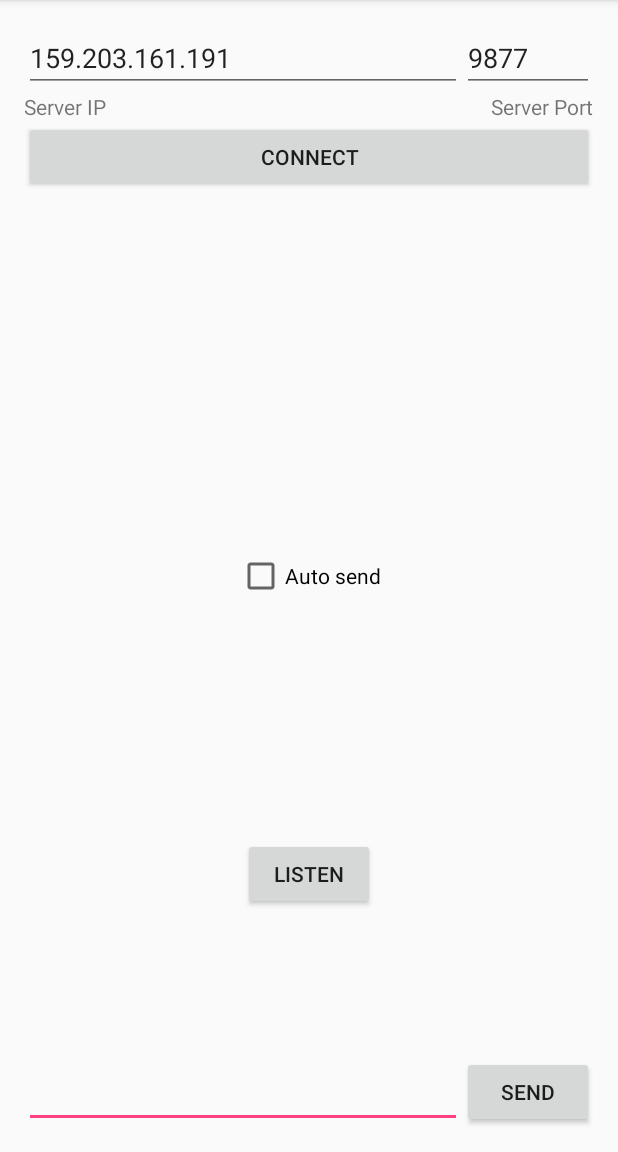
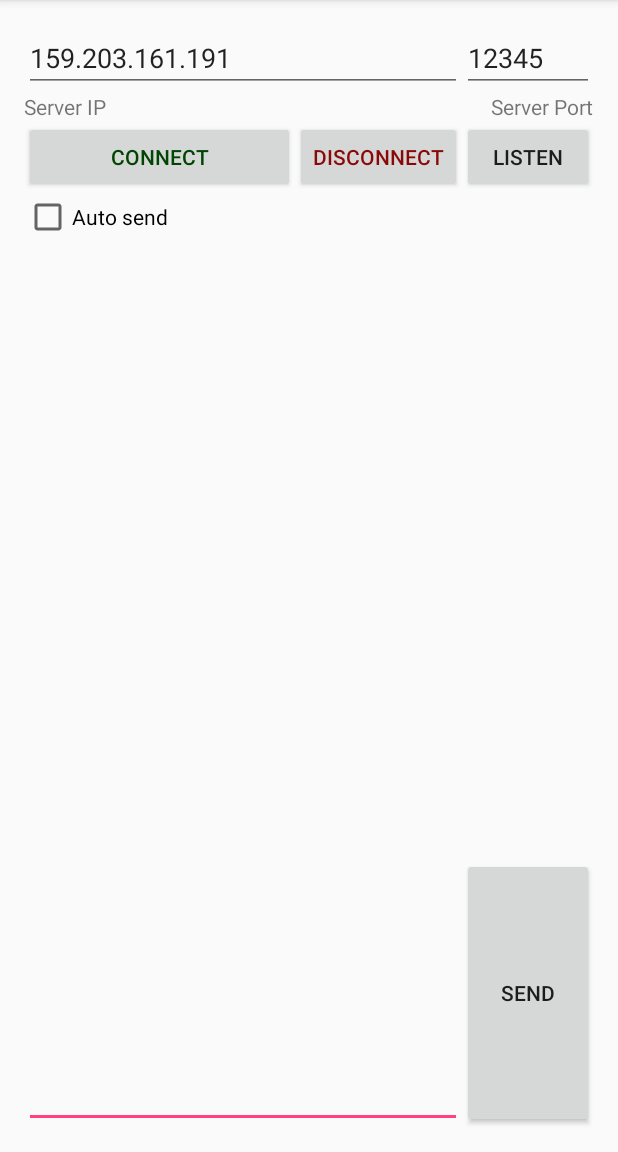
Before and after one commit to bhargavbhegde7/Jarvis, an Android app: the screen it shows after launch (MainActivity), on a phone screen of 412 x 824 dp, the part 84-1236 px from its top. Run offline under Robolectric (Android 15) with nearby library versions, the phone set to English and light mode, and no system bars.

Commit message:
layout changed, and disconnect button added

```diff
--- a/VoiceCommand/app/src/main/java/com/sound/bytes/voicecommand/MainActivity.java
+++ b/VoiceCommand/app/src/main/java/com/sound/bytes/voicecommand/MainActivity.java
@@ -83,6 +83,17 @@ public class MainActivity extends AppCompatActivity {
                 Toast.makeText(getApplicationContext(),"Looks like Connected",Toast.LENGTH_SHORT);
             }
         });
+
+        Button disconnectButton;
+        sendButton = (Button) findViewById(R.id.disconnectButton);
+        sendButton.setOnClickListener(new View.OnClickListener() {
+
+            @Override
+            public void onClick(View v) {
+                //end connection
+                ClientThread.endConnection();
+            }
+        });
     }
 
     public void sendCommand(String command)
--- a/VoiceCommand/app/src/main/res/layout/activity_main.xml
+++ b/VoiceCommand/app/src/main/res/layout/activity_main.xml
@@ -15,24 +15,25 @@
         android:id="@+id/resultString"
         android:layout_alignParentBottom="true"
         android:layout_alignParentStart="true"
-        android:layout_toStartOf="@+id/sendButton" />
+        android:layout_toStartOf="@+id/micButton"
+        android:height="@dimen/abc_action_bar_stacked_tab_max_width" />
 
     <Button
         android:layout_width="wrap_content"
         android:layout_height="wrap_content"
         android:text="Send"
         android:id="@+id/sendButton"
-        android:layout_alignBottom="@+id/resultString"
-        android:layout_alignParentEnd="true" />
+        android:layout_alignParentEnd="true"
+        android:layout_alignTop="@+id/resultString"
+        android:layout_alignBottom="@+id/resultString" />
 
     <Button
         android:layout_width="wrap_content"
         android:layout_height="wrap_content"
         android:text="Listen"
         android:id="@+id/micButton"
-        android:layout_marginBottom="97dp"
-        android:layout_above="@+id/sendButton"
-        android:layout_centerHorizontal="true" />
+        android:layout_alignTop="@+id/connectButton"
+        android:layout_alignParentEnd="true" />
 
     <CheckBox
         android:layout_width="wrap_content"
@@ -40,8 +41,8 @@
         android:text="Auto send"
         android:id="@+id/autoSend"
         android:checked="false"
-        android:layout_centerVertical="true"
-        android:layout_centerHorizontal="true" />
+        android:layout_below="@+id/micButton"
+        android:layout_alignParentStart="true" />
 
     <EditText
         android:layout_width="wrap_content"
@@ -59,7 +60,7 @@
         android:layout_alignParentTop="true"
         android:layout_alignEnd="@+id/sendButton"
         android:layout_alignStart="@+id/sendButton"
-        android:text="9877" />
+        android:text="12345" />
 
     <TextView
         android:layout_width="wrap_content"
@@ -82,8 +83,18 @@
         android:layout_height="wrap_content"
         android:text="Connect"
         android:id="@+id/connectButton"
+        android:textColor="@color/green"
         android:layout_below="@+id/serverIpLabel"
         android:layout_alignParentStart="true"
-        android:layout_alignEnd="@+id/serverPortLabel" />
+        android:layout_toStartOf="@+id/disconnectButton" />
+
+    <Button
+        android:layout_width="wrap_content"
+        android:layout_height="wrap_content"
+        android:text="Disconnect"
+        android:id="@+id/disconnectButton"
+        android:textColor="@color/red"
+        android:layout_below="@+id/serverPortLabel"
+        android:layout_toStartOf="@+id/micButton" />
 
 </RelativeLayout>
--- a/VoiceCommand/app/src/main/res/values/colors.xml
+++ b/VoiceCommand/app/src/main/res/values/colors.xml
@@ -3,4 +3,6 @@
     <color name="colorPrimary">#3F51B5</color>
     <color name="colorPrimaryDark">#303F9F</color>
     <color name="colorAccent">#FF4081</color>
+    <color name="green">#004501</color>
+    <color name="red">#890808</color>
 </resources>
--- a/VoiceCommand/build.gradle
+++ b/VoiceCommand/build.gradle
@@ -5,7 +5,7 @@ buildscript {
         jcenter()
     }
     dependencies {
-        classpath 'com.android.tools.build:gradle:1.5.0'
+        classpath 'com.android.tools.build:gradle:2.1.2'
 
         // NOTE: Do not place your application dependencies here; they belong
         // in the individual module build.gradle files
```
Also changed, not shown: VoiceCommand/app/src/main/java/com/sound/bytes/voicecommand/ClientThread.java (+8 -0 lines), 4 other files.
